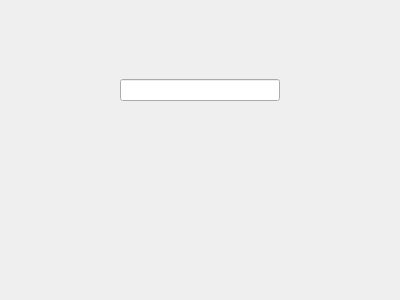
The window that form.ui (tihobg/lect47-pyqt) describes before a commit, drawn with Qt 5.
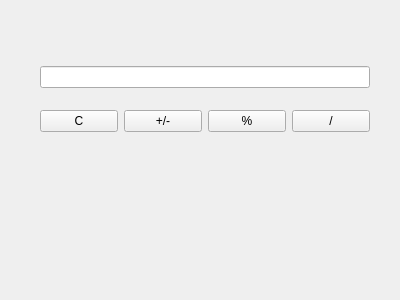
The same window after the commit.

Commit message: Commit Add 3 Buttons in Form

```diff
--- a/form.ui
+++ b/form.ui
@@ -16,15 +16,43 @@
   <widget class="QWidget" name="gridLayoutWidget">
    <property name="geometry">
     <rect>
-     <x>120</x>
+     <x>40</x>
      <y>50</y>
-     <width>160</width>
-     <height>80</height>
+     <width>330</width>
+     <height>98</height>
     </rect>
    </property>
    <layout class="QGridLayout" name="gridLayout">
-    <item row="0" column="0">
-     <widget class="QLineEdit" name="lineEdit"/>
+    <item row="1" column="0">
+     <widget class="QPushButton" name="btn_Clear">
+      <property name="text">
+       <string>C</string>
+      </property>
+     </widget>
+    </item>
+    <item row="1" column="1">
+     <widget class="QPushButton" name="btn_PlusMinus">
+      <property name="text">
+       <string>+/-</string>
+      </property>
+     </widget>
+    </item>
+    <item row="1" column="2">
+     <widget class="QPushButton" name="btn_Percent">
+      <property name="text">
+       <string>%</string>
+      </property>
+     </widget>
+    </item>
+    <item row="1" column="3">
+     <widget class="QPushButton" name="btn_Divide">
+      <property name="text">
+       <string>/</string>
+      </property>
+     </widget>
+    </item>
+    <item row="0" column="0" colspan="4">
+     <widget class="QLineEdit" name="le_WriteNum"/>
     </item>
    </layout>
   </widget>
```
The commit also changes 1 other file.
